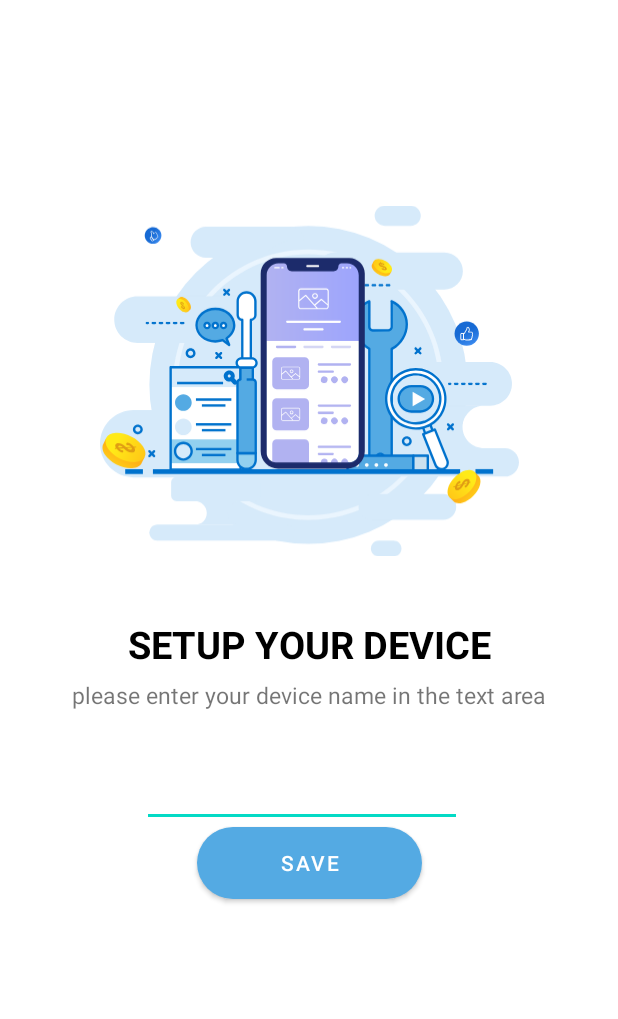
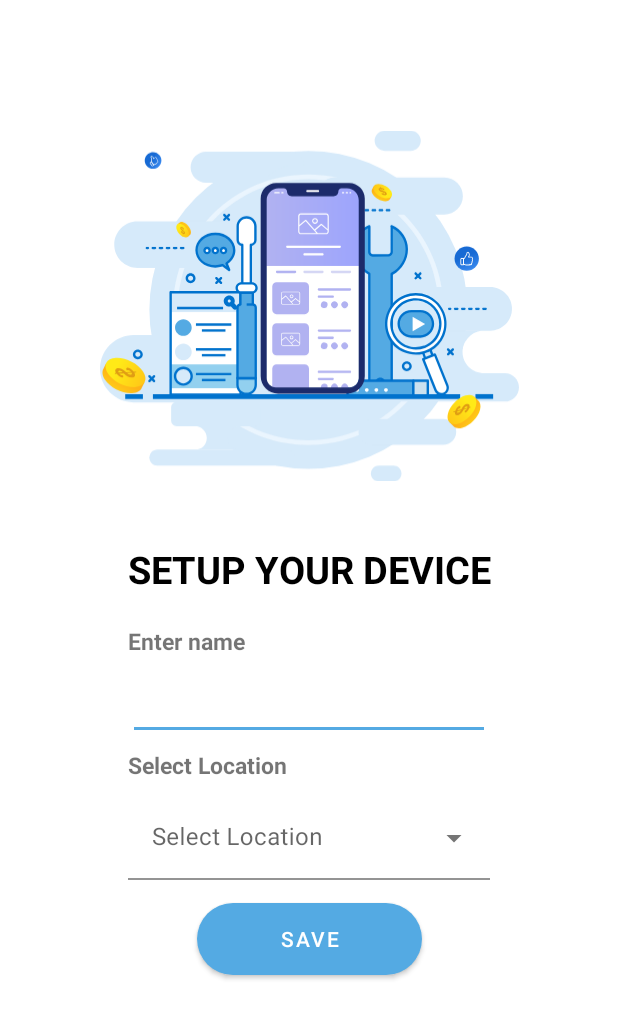
Before and after one commit to naufaltaufik04/Detection-App, an Android app: the screen it shows after launch (SetupDevice), on a phone screen of 412 x 824 dp. Shown: the top 1019 px of the screen. Run offline under Robolectric (Android 15) with nearby library versions, the phone set to English and light mode, and no system bars; our stand-ins replace Firebase (no records; nobody signed in at launch, a user with empty details on screens opened directly).

Commit message:
Setup location

```diff
--- a/app/src/main/AndroidManifest.xml
+++ b/app/src/main/AndroidManifest.xml
@@ -20,6 +20,7 @@
                 <category android:name="android.intent.category.LAUNCHER" />
             </intent-filter>
         </activity>
+
         <activity
             android:name="com.app.detectionapp.activity.MainActivity"
             android:configChanges="orientation"
--- a/app/src/main/java/com/app/detectionapp/activity/MainActivity.java
+++ b/app/src/main/java/com/app/detectionapp/activity/MainActivity.java
@@ -79,12 +79,13 @@ public class MainActivity extends AppCompatActivity implements Runnable {
             SharedPreferences.Editor editor = settings.edit();
             editor.putString("name", this.device.getName());
             editor.putString("key", this.device.getKey());
+            editor.putString("location", this.device.getLocation());
             editor.commit();
         }
 
         if(device == null){
             SharedPreferences devicePreferences = getSharedPreferences("DEVICE", 0);
-            this.device = new Device(devicePreferences.getString("name", ""), devicePreferences.getString("key", ""));
+            this.device = new Device(devicePreferences.getString("name", ""), devicePreferences.getString("key", ""), devicePreferences.getString("location", ""));
         }
 
         DetectionResults detectionResults = new DetectionResults();
@@ -244,6 +245,7 @@ public class MainActivity extends AppCompatActivity implements Runnable {
         SharedPreferences.Editor editor = settings.edit();
         editor.putString("name", this.device.getName());
         editor.putString("key", this.device.getKey());
+        editor.putString("location", this.device.getLocation());
         editor.commit();
 
         Firebase firebase = new Firebase(this);
--- a/app/src/main/java/com/app/detectionapp/activity/SetupDevice.java
+++ b/app/src/main/java/com/app/detectionapp/activity/SetupDevice.java
@@ -9,6 +9,9 @@ import androidx.appcompat.app.AppCompatActivity;
 
 import android.view.View;
 
+import android.widget.AdapterView;
+import android.widget.ArrayAdapter;
+import android.widget.AutoCompleteTextView;
 import android.widget.Button;
 import android.widget.EditText;
 import android.widget.Toast;
@@ -24,12 +27,17 @@ import com.google.firebase.database.ValueEventListener;
 
 public class SetupDevice extends AppCompatActivity {
     SharedPreferences setupPreference;
+    String[] locations = {"Lab ICT 1", "Lab ICT 2", "Lab RPL"};
+    AutoCompleteTextView autoCompleteTextView;
+    ArrayAdapter<String> adapterItems;
+    private Device device;
 
     @Override
     protected void onCreate(Bundle savedInstanceState) {
         super.onCreate(savedInstanceState);
         setContentView(R.layout.activity_setupdevice);
 
+        this.device = new Device();
         setupPreference = getSharedPreferences("PREFERENCE", MODE_PRIVATE);
         String FirstTimeInstall = setupPreference.getString("FirstTimeInstall", "");
 
@@ -39,6 +47,19 @@ public class SetupDevice extends AppCompatActivity {
         }
 
         EditText editTextSetupDevice = findViewById(R.id.editTextSetup);
+
+        autoCompleteTextView = findViewById(R.id.auto_complete);
+        adapterItems = new ArrayAdapter<String>(this,R.layout.list_item,locations);
+        autoCompleteTextView.setAdapter(adapterItems);
+
+
+        autoCompleteTextView.setOnItemClickListener(new AdapterView.OnItemClickListener() {
+            @Override
+            public void onItemClick(AdapterView<?> parent, View view, int position, long id) {
+                String deviceLocation = parent.getItemAtPosition(position).toString();
+                device.setLocation(deviceLocation);
+            }
+        });
 
         // Click Listerner Setup Device Name Button
         Button setupButton = findViewById(R.id.btn_save);;
@@ -68,12 +89,16 @@ public class SetupDevice extends AppCompatActivity {
                     return;
                 }
 
-                Device device = new Device();
                 device.setName(deviceName);
+                if(device.getLocation().isEmpty()){
+                    Toast.makeText(SetupDevice.this, "Lokasi harus dipilih", Toast.LENGTH_SHORT).show();
+                    return;
+                }
 
                 FirebaseDetectionDAO firebaseDetectionDAO = new FirebaseDetectionDAO();
                 firebaseDetectionDAO.addDevice(device);
                 device.setKey(firebaseDetectionDAO.getDeviceKey());
+
 
                 Toast.makeText(SetupDevice.this, "Device berhasil dibuat", Toast.LENGTH_SHORT).show();
 
@@ -86,7 +111,6 @@ public class SetupDevice extends AppCompatActivity {
                 Intent mainMenu = new Intent(SetupDevice.this, MainActivity.class);
                 mainMenu.putExtra("device", device);
                 startActivity(mainMenu);
-
             }
 
             @Override
--- a/app/src/main/java/com/app/detectionapp/entity/Firebase.java
+++ b/app/src/main/java/com/app/detectionapp/entity/Firebase.java
@@ -25,7 +25,7 @@ public class Firebase extends AsyncTask<ArrayList<ResultDetection>, Void, String
         this.firebaseDetectionDAO = new FirebaseDetectionDAO();
         SharedPreferences devicePreferences = context.getSharedPreferences("DEVICE", 0);
         this.device = new Device(devicePreferences.getString("name", ""),
-                devicePreferences.getString("key", ""));
+                devicePreferences.getString("key", ""), devicePreferences.getString("location", "") );
     }
 
     @Override
--- a/app/src/main/res/layout/activity_setupdevice.xml
+++ b/app/src/main/res/layout/activity_setupdevice.xml
@@ -9,7 +9,7 @@
         android:id="@+id/startDetection"
         android:layout_width="279dp"
         android:layout_height="308dp"
-        android:layout_marginTop="100dp"
+        android:layout_marginTop="50dp"
         app:layout_constraintEnd_toEndOf="parent"
         app:layout_constraintStart_toStartOf="parent"
         app:layout_constraintTop_toTopOf="parent"
@@ -30,37 +30,74 @@
 
     <TextView
         android:id="@+id/textView2"
-        android:layout_width="wrap_content"
+        android:layout_width="0dp"
         android:layout_height="wrap_content"
-        android:layout_marginTop="6dp"
-        android:text="please enter your device name in the text area"
-        app:layout_constraintEnd_toEndOf="parent"
-        app:layout_constraintStart_toStartOf="parent"
-        app:layout_constraintTop_toBottomOf="@+id/textView"
-        android:textSize="15dp"/>
+        android:layout_marginTop="20dp"
+        android:text="Enter name"
+        android:textSize="15dp"
+        android:textStyle="bold"
+        app:layout_constraintStart_toStartOf="@+id/editTextSetup"
+        app:layout_constraintTop_toBottomOf="@+id/textView" />
 
     <EditText
         android:id="@+id/editTextSetup"
-        android:layout_width="wrap_content"
+        android:layout_width="match_parent"
         android:layout_height="wrap_content"
-        android:layout_marginTop="32dp"
+        android:layout_marginStart="85dp"
+        android:layout_marginTop="10dp"
+        android:layout_marginEnd="85dp"
         android:ems="10"
         android:inputType="textPersonName"
         android:text=""
+        android:gravity="center"
         app:layout_constraintEnd_toEndOf="parent"
         app:layout_constraintHorizontal_bias="0.477"
         app:layout_constraintStart_toStartOf="parent"
         app:layout_constraintTop_toBottomOf="@+id/textView2" />
 
+    <TextView
+        android:id="@+id/textView3"
+        android:layout_width="wrap_content"
+        android:layout_height="wrap_content"
+        android:layout_marginTop="6dp"
+        android:text="Select Location"
+        android:textStyle="bold"
+        android:textSize="15dp"
+        app:layout_constraintStart_toStartOf="@+id/list"
+        app:layout_constraintTop_toBottomOf="@+id/editTextSetup" />
+
+    <com.google.android.material.textfield.TextInputLayout
+        android:id="@+id/list"
+        style="@style/Widget.MaterialComponents.TextInputLayout.FilledBox.ExposedDropdownMenu"
+        android:layout_width="match_parent"
+        android:layout_height="wrap_content"
+        android:layout_marginStart="85dp"
+        android:layout_marginTop="10dp"
+        android:layout_marginEnd="85dp"
+        android:backgroundTint="@color/white"
+        android:hint="@string/select_location"
+        app:layout_constraintEnd_toEndOf="parent"
+        app:layout_constraintStart_toStartOf="parent"
+        app:layout_constraintTop_toBottomOf="@+id/textView3">
+
+        <AutoCompleteTextView
+            android:id="@+id/auto_complete"
+            android:layout_width="match_parent"
+            android:layout_height="wrap_content"
+            android:backgroundTint="@color/white"
+            android:inputType="none"></AutoCompleteTextView>
+
+    </com.google.android.material.textfield.TextInputLayout>
+
+
     <Button
         android:id="@+id/btn_save"
         android:layout_width="150dp"
         android:layout_height="wrap_content"
+        android:layout_marginTop="15dp"
         android:background="@drawable/rounded_button"
         android:text="SAVE"
         app:layout_constraintEnd_toEndOf="parent"
         app:layout_constraintStart_toStartOf="parent"
-        app:layout_constraintTop_toBottomOf="@+id/editTextSetup"
-
-        />
+        app:layout_constraintTop_toBottomOf="@+id/list" />
 </androidx.constraintlayout.widget.ConstraintLayout>
--- a/app/src/main/res/values/strings.xml
+++ b/app/src/main/res/values/strings.xml
@@ -6,4 +6,6 @@
     <string name="update_device_description">enter your device name below</string>
     <string name="update_device_name">Device-1</string>
 
+    <string name="select_location">Select Location</string>
+
 </resources>
--- a/app/src/main/res/values/themes.xml
+++ b/app/src/main/res/values/themes.xml
@@ -6,8 +6,8 @@
         <item name="colorPrimaryVariant">@color/purple_700</item>
         <item name="colorOnPrimary">@color/white</item>
         <!-- Secondary brand color. -->
-        <item name="colorSecondary">@color/teal_200</item>
-        <item name="colorSecondaryVariant">@color/teal_700</item>
+        <item name="colorSecondary">@color/blue</item>
+        <item name="colorSecondaryVariant">@color/blue</item>
         <item name="colorOnSecondary">@color/black</item>
         <!-- Status bar color. -->
         <item name="android:statusBarColor" tools:targetApi="l">?attr/colorPrimaryVariant</item>
```
Also changed, not shown: app/src/main/java/com/app/detectionapp/entity/Device.java (+13 -1 lines), app/src/main/res/layout/list_item.xml (added, +10 -0 lines).
